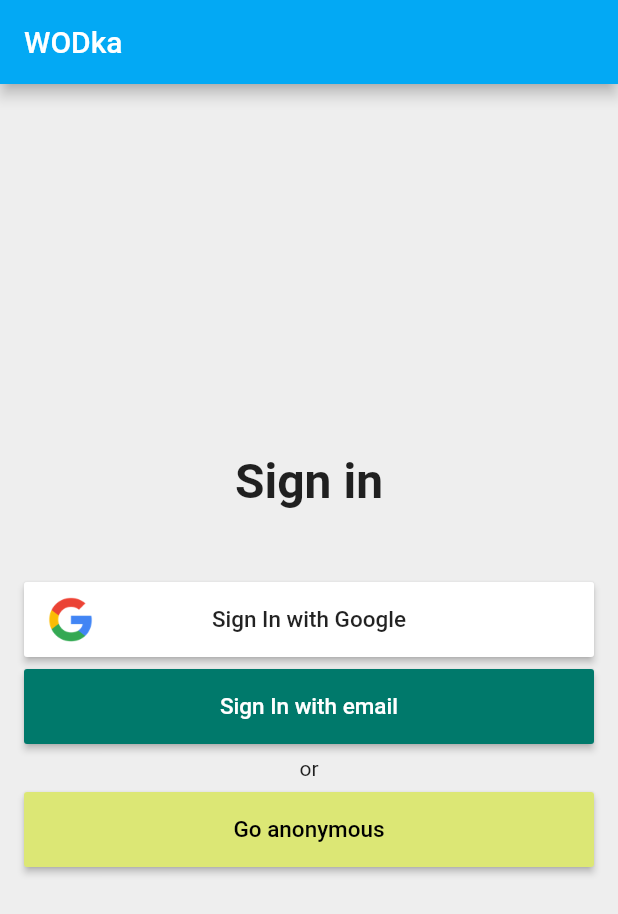
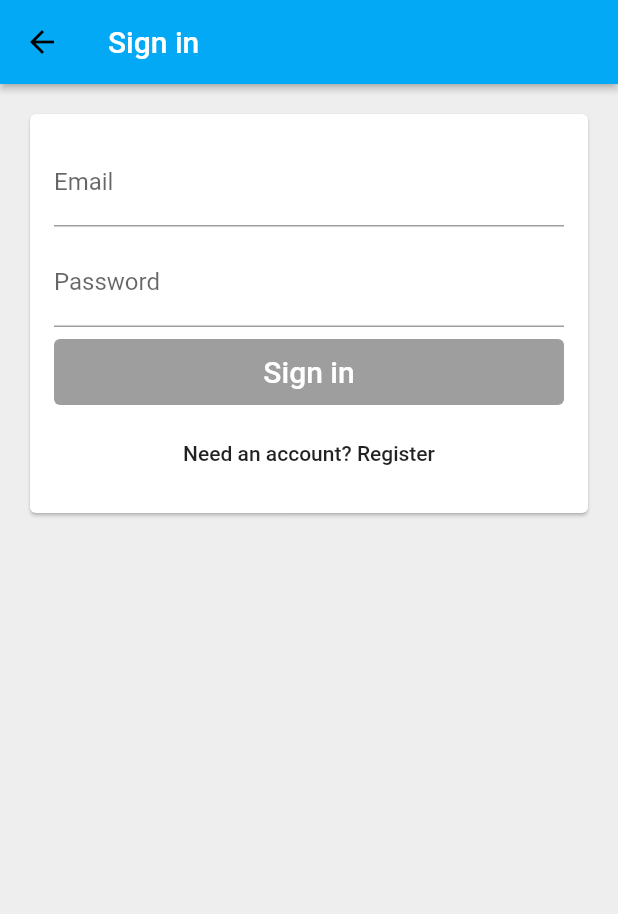
Before and after one commit to cyberian-coder/wodka, a Flutter app: the screen it shows after launch, after a tap on "Sign In with email", on a phone screen of 412 x 824 dp. Shown: the top 914 px of the screen. Run offline on Flutter 3.47's test engine with Material 2 defaults, Android fonts, the phone set to English and light mode, and no system bars; our stand-ins replace firebase_auth, firebase_core, google_sign_in; accounts and stored records are empty.

Commit message:
Add email and password sign in

```diff
--- /dev/null
+++ b/lib/app/landing_page.dart
@@ -0,0 +1,35 @@
+import 'package:firebase_auth/firebase_auth.dart';
+import 'package:flutter/material.dart';
+import 'package:wodka/app/home_page.dart';
+import 'package:wodka/app/sign_in/sign_in_page.dart';
+import 'package:wodka/services/auth.dart';
+
+class LandingPage extends StatelessWidget {
+  const LandingPage({Key key, @required this.auth}) : super(key: key);
+  final AuthBase auth;
+
+  @override
+  Widget build(BuildContext context) {
+    return StreamBuilder<User>(
+      stream: auth.authStateChanges(),
+      builder: (context, snapshot) {
+        if (snapshot.connectionState == ConnectionState.active) {
+          final user = snapshot.data;
+          if (user == null) {
+            return SignInPage(
+              auth: auth,
+            );
+          }
+          return HomePage(
+            auth: auth,
+          );
+        }
+        return Scaffold(
+          body: Center(
+            child: CircularProgressIndicator(),
+          ),
+        );
+      },
+    );
+  }
+}
--- /dev/null
+++ b/lib/app/sign_in/email_sign_in_form.dart
@@ -0,0 +1,162 @@
+import 'dart:io';
+
+import 'package:flutter/material.dart';
+import 'package:wodka/app/sign_in/validators.dart';
+import 'package:wodka/common_widgets/form_submit_button.dart';
+import 'package:wodka/common_widgets/show_alert_dialog.dart';
+import 'package:wodka/services/auth.dart';
+
+enum EmailSignInFormType { signIn, register }
+
+class EmailSignInForm extends StatefulWidget with EmailAndPasswordValidators {
+  EmailSignInForm({@required this.auth});
+  final AuthBase auth;
+
+  @override
+  _EmailSignInFormState createState() => _EmailSignInFormState();
+}
+
+class _EmailSignInFormState extends State<EmailSignInForm> {
+  final TextEditingController _emailController = TextEditingController();
+  final TextEditingController _passwordController = TextEditingController();
+  final FocusNode _emailFocusNode = FocusNode();
+  final FocusNode _passwordFocusNode = FocusNode();
+
+  String get _email => _emailController.text;
+  String get _password => _passwordController.text;
+  EmailSignInFormType _formType = EmailSignInFormType.signIn;
+  bool _submitted = false;
+  bool _isLoading = false;
+
+  void _submit() async {
+    setState(() {
+      _submitted = true;
+      _isLoading = true;
+    });
+    try {
+      if (_formType == EmailSignInFormType.signIn) {
+        await widget.auth.signInWithEmailAndPassword(_email, _password);
+      } else {
+        await widget.auth.createUserWithEmailAndPassword(_email, _password);
+      }
+      Navigator.of(context).pop();
+    } catch (e) {
+      showAlertDialog(
+        context,
+        title: 'Sign in failed',
+        content: e.toString(),
+        defaultActionText: 'OK',
+      );
+    } finally {
+      setState(() {
+        _isLoading = false;
+      });
+    }
+  }
+
+  void _emailEditingComplete() {
+    final newFocus = widget.emailValidator.isValid(_email)
+        ? _passwordFocusNode
+        : _emailFocusNode;
+    FocusScope.of(context).requestFocus(newFocus);
+  }
+
+  void _toggleFormType() {
+    setState(() {
+      _submitted = false;
+      _formType = _formType == EmailSignInFormType.signIn
+          ? EmailSignInFormType.register
+          : EmailSignInFormType.signIn;
+    });
+    _emailController.clear();
+    _passwordController.clear();
+  }
+
+  List<Widget> _buildChildren() {
+    final primaryText = _formType == EmailSignInFormType.signIn
+        ? 'Sign in'
+        : 'Create an account';
+    final secondaryText = _formType == EmailSignInFormType.signIn
+        ? 'Need an account? Register'
+        : 'Have an account? Sign in';
+
+    bool submitEnabled = widget.emailValidator.isValid(_email) &&
+        widget.passwordValidator.isValid(_password) &&
+        !_isLoading;
+
+    return [
+      _buildEmailTextField(),
+      SizedBox(
+        height: 8.0,
+      ),
+      _buildPasswordTextField(),
+      SizedBox(
+        height: 8.0,
+      ),
+      FormSubmitButton(
+        text: primaryText,
+        onPressed: submitEnabled ? _submit : null,
+      ),
+      SizedBox(
+        height: 8.0,
+      ),
+      FlatButton(
+        onPressed: !_isLoading ? _toggleFormType : null,
+        child: Text(secondaryText),
+      ),
+    ];
+  }
+
+  TextField _buildPasswordTextField() {
+    bool showErrorText =
+        _submitted && !widget.passwordValidator.isValid(_password);
+    return TextField(
+      controller: _passwordController,
+      focusNode: _passwordFocusNode,
+      decoration: InputDecoration(
+        labelText: 'Password',
+        errorText: showErrorText ? widget.invalidPasswordErrorText : null,
+        enabled: _isLoading == false,
+      ),
+      obscureText: true,
+      textInputAction: TextInputAction.done,
+      onChanged: (password) => _updateState(),
+      onEditingComplete: _submit,
+    );
+  }
+
+  TextField _buildEmailTextField() {
+    bool showErrorText = _submitted && !widget.emailValidator.isValid(_email);
+    return TextField(
+      controller: _emailController,
+      focusNode: _emailFocusNode,
+      decoration: InputDecoration(
+        labelText: 'Email',
+        hintText: 'test@test.com',
+        errorText: showErrorText ? widget.invalidEmailErrorText : null,
+        enabled: _isLoading == false,
+      ),
+      autocorrect: false,
+      keyboardType: TextInputType.emailAddress,
+      textInputAction: TextInputAction.next,
+      onChanged: (email) => _updateState(),
+      onEditingComplete: _emailEditingComplete,
+    );
+  }
+
+  @override
+  Widget build(BuildContext context) {
+    return Padding(
+      padding: const EdgeInsets.all(16.0),
+      child: Column(
+        crossAxisAlignment: CrossAxisAlignment.stretch,
+        mainAxisSize: MainAxisSize.min,
+        children: _buildChildren(),
+      ),
+    );
+  }
+
+  void _updateState() {
+    setState(() {});
+  }
+}
--- /dev/null
+++ b/lib/app/sign_in/email_sign_in_page.dart
@@ -0,0 +1,33 @@
+import 'package:flutter/material.dart';
+import 'package:wodka/services/auth.dart';
+
+import 'email_sign_in_form.dart';
+
+class EmailSignInPage extends StatelessWidget {
+  EmailSignInPage({@required this.auth});
+  final AuthBase auth;
+
+  @override
+  Widget build(BuildContext context) {
+    return Scaffold(
+      appBar: AppBar(
+        title: Text(
+          'Sign in',
+          style: TextStyle(
+            color: Colors.white,
+          ),
+        ),
+        elevation: 2.0,
+      ),
+      body: SingleChildScrollView(
+        child: Padding(
+          padding: const EdgeInsets.all(16.0),
+          child: Card(
+            child: EmailSignInForm(auth: auth),
+          ),
+        ),
+      ),
+      backgroundColor: Colors.grey[200],
+    );
+  }
+}
--- a/lib/app/sign_in/sign_in_page.dart
+++ b/lib/app/sign_in/sign_in_page.dart
@@ -1,9 +1,38 @@
 import 'package:flutter/material.dart';
+import 'package:wodka/app/sign_in/email_sign_in_page.dart';
 import 'package:wodka/app/sign_in/sign_in_button.dart';
 import 'package:wodka/app/sign_in/social_sign_in_button.dart';
-import 'package:wodka/common_widgets/custom_raised_button.dart';
+import 'package:wodka/services/auth.dart';
 
 class SignInPage extends StatelessWidget {
+  const SignInPage({Key key, @required this.auth}) : super(key: key);
+  final AuthBase auth;
+
+  Future<void> _signInAnonymously() async {
+    try {
+      await auth.signInAnonymously();
+    } catch (e) {
+      print(e.toString());
+    }
+  }
+
+  Future<void> _signInWithGoogle() async {
+    try {
+      await auth.signInWithGoogle();
+    } catch (e) {
+      print(e.toString());
+    }
+  }
+
+  void _signInWithEmail(BuildContext context) {
+    Navigator.of(context).push(
+      MaterialPageRoute<void>(
+        //fullscreenDialog: true,
+        builder: (context) => EmailSignInPage(auth: auth),
+      ),
+    );
+  }
+
   @override
   Widget build(BuildContext context) {
     return Scaffold(
@@ -14,13 +43,14 @@ class SignInPage extends StatelessWidget {
             color: Colors.white,
           ),
         ),
+        elevation: 2.0,
       ),
-      body: _buildContent(),
+      body: _buildContent(context),
       backgroundColor: Colors.grey[200],
     );
   }
 
-  Widget _buildContent() {
+  Widget _buildContent(BuildContext context) {
     return Padding(
       padding: const EdgeInsets.all(16.0),
       child: Column(
@@ -41,14 +71,14 @@ class SignInPage extends StatelessWidget {
             text: 'Sign In with Google',
             textColor: Colors.black87,
             color: Colors.white,
-            onPressed: () {},
+            onPressed: _signInWithGoogle,
           ),
           SizedBox(height: 8.0),
           SignInButton(
             text: 'Sign In with email',
             textColor: Colors.white,
             color: Colors.teal[700],
-            onPressed: () {},
+            onPressed: () => _signInWithEmail(context),
           ),
           SizedBox(height: 8.0),
           Text(
@@ -64,7 +94,7 @@ class SignInPage extends StatelessWidget {
             text: 'Go anonymous',
             textColor: Colors.black,
             color: Colors.lime[300],
-            onPressed: () {},
+            onPressed: _signInAnonymously,
           ),
         ],
       ),
--- /dev/null
+++ b/lib/app/sign_in/validators.dart
@@ -0,0 +1,17 @@
+abstract class StringValidator {
+  bool isValid(String value);
+}
+
+class NonEmptyStringValidator implements StringValidator {
+  @override
+  bool isValid(String value) {
+    return value.isNotEmpty;
+  }
+}
+
+class EmailAndPasswordValidators {
+  final StringValidator emailValidator = NonEmptyStringValidator();
+  final StringValidator passwordValidator = NonEmptyStringValidator();
+  final String invalidEmailErrorText = 'Email can\'t be empty';
+  final String invalidPasswordErrorText = 'Password can\'t be empty';
+}
--- /dev/null
+++ b/lib/common_widgets/form_submit_button.dart
@@ -0,0 +1,21 @@
+import 'package:flutter/material.dart';
+import 'package:wodka/common_widgets/custom_raised_button.dart';
+
+class FormSubmitButton extends CustomRaisedButton {
+  FormSubmitButton({
+    @required String text,
+    VoidCallback onPressed,
+  }) : super(
+          child: Text(
+            text,
+            style: TextStyle(
+              color: Colors.white,
+              fontSize: 20.0,
+            ),
+          ),
+          height: 44.0,
+          color: Colors.lightBlue,
+          borderRadius: 4.0,
+          onPressed: onPressed,
+        );
+}
--- a/lib/main.dart
+++ b/lib/main.dart
@@ -1,7 +1,11 @@
+import 'package:firebase_core/firebase_core.dart';
 import 'package:flutter/material.dart';
-import 'package:wodka/app/sign_in/sign_in_page.dart';
+import 'package:wodka/services/auth.dart';
+import 'app/landing_page.dart';
 
-void main() {
+Future<void> main() async {
+  WidgetsFlutterBinding.ensureInitialized();
+  await Firebase.initializeApp();
   runApp(MyApp());
 }
 
@@ -13,7 +17,9 @@ class MyApp extends StatelessWidget {
       theme: ThemeData(
         primarySwatch: Colors.lightBlue,
       ),
-      home: SignInPage(),
+      home: LandingPage(
+        auth: Auth(),
+      ),
     );
   }
 }
```
Also changed, not shown: lib/app/home_page.dart (added, +51 -0 lines), lib/common_widgets/show_alert_dialog.dart (added, +47 -0 lines), lib/services/auth.dart (added, +80 -0 lines), pubspec.yaml (+4 -5 lines), pubspec.lock, 12 other files.
